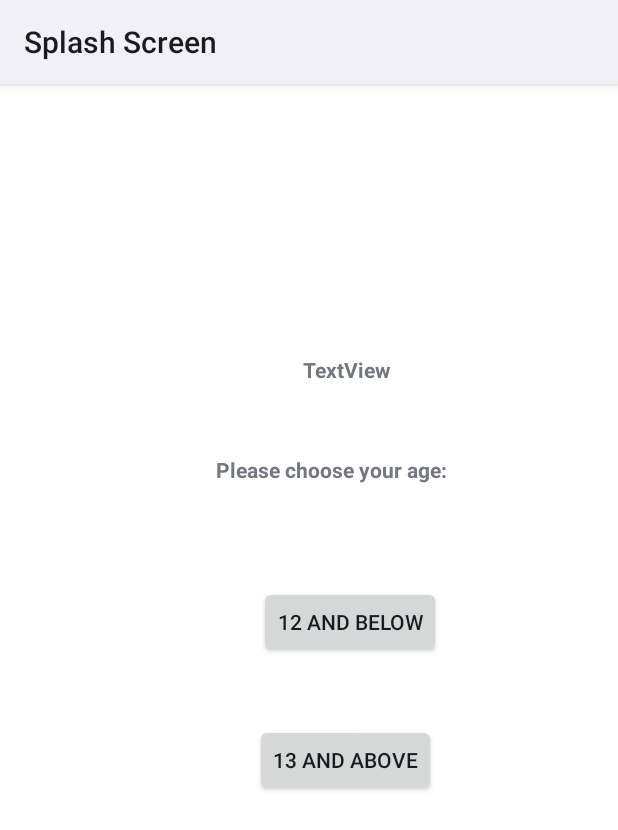
After one commit to jleenaife/EcoNiceApp, an Android app: the layout activity_start.xml on its own in the app's theme, with its tools: preview values and no code run, on a phone screen of 412 x 824 dp. The commit adds this screen. Shown: the top 830 px of the screen. Run offline under Robolectric (Android 15) with nearby library versions, the phone set to English and light mode, and no system bars.

Commit message:
update with age

```diff
--- /dev/null
+++ b/app/src/main/res/layout/activity_start.xml
@@ -0,0 +1,53 @@
+<?xml version="1.0" encoding="utf-8"?>
+<RelativeLayout xmlns:android="http://schemas.android.com/apk/res/android"
+    xmlns:app="http://schemas.android.com/apk/res-auto"
+    xmlns:tools="http://schemas.android.com/tools"
+    android:layout_width="match_parent"
+    android:layout_height="match_parent"
+    android:background="@color/white">
+
+    <TextView
+        android:id="@+id/textView1"
+        android:layout_width="161dp"
+        android:layout_height="wrap_content"
+        android:layout_alignParentStart="true"
+        android:layout_alignParentEnd="true"
+        android:layout_alignParentBottom="true"
+        android:layout_marginStart="144dp"
+        android:layout_marginEnd="105dp"
+        android:layout_marginBottom="501dp"
+        android:text="Please choose your age:"
+        android:textStyle="bold" />
+
+    <TextView
+        android:id="@+id/txtName"
+        android:layout_width="wrap_content"
+        android:layout_height="wrap_content"
+        android:layout_alignParentEnd="true"
+        android:layout_alignParentBottom="true"
+        android:layout_marginEnd="151dp"
+        android:layout_marginBottom="568dp"
+        android:text="TextView"
+        android:textStyle="bold" />
+
+    <Button
+        android:id="@+id/b12_Btn"
+        android:layout_width="wrap_content"
+        android:layout_height="wrap_content"
+        android:layout_alignParentEnd="true"
+        android:layout_alignParentBottom="true"
+        android:layout_marginEnd="118dp"
+        android:layout_marginBottom="385dp"
+        android:text="12 and below" />
+
+    <Button
+        android:id="@+id/a13_Btn"
+        android:layout_width="wrap_content"
+        android:layout_height="wrap_content"
+        android:layout_alignParentEnd="true"
+        android:layout_alignParentBottom="true"
+        android:layout_marginEnd="121dp"
+        android:layout_marginBottom="293dp"
+        android:text="13 and above" />
+
+</RelativeLayout>
```
Also changed, not shown: app/src/main/AndroidManifest.xml (+9 -3 lines), app/src/main/java/com/example/splashscreen/Homepage.java (+12 -8 lines), app/src/main/java/com/example/splashscreen/Startpage.java (+42 -1 lines), app/src/main/java/com/example/splashscreen/above13.java (added, +14 -0 lines), app/src/main/java/com/example/splashscreen/twelveandbelow.java (added, +14 -0 lines), app/src/main/res/layout/activity_above13.xml (added, +9 -0 lines), app/src/main/res/layout/activity_below12quiz.xml (added, +9 -0 lines), app/src/main/res/layout/activity_main3.xml (deleted, +0 -21 lines).
